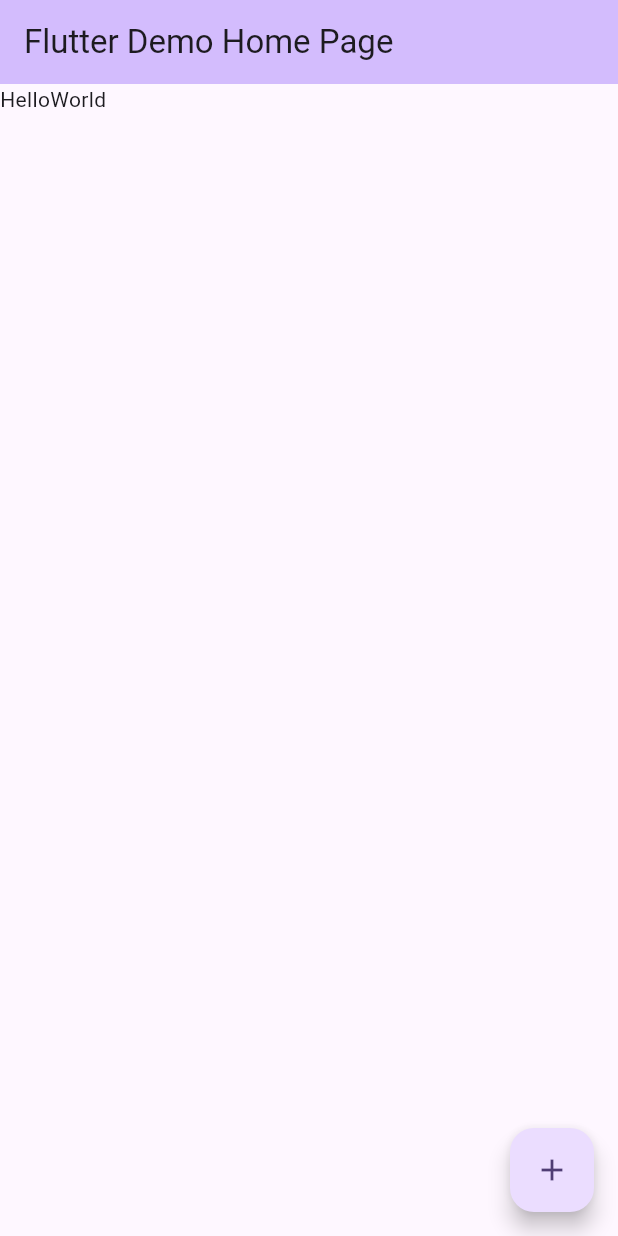
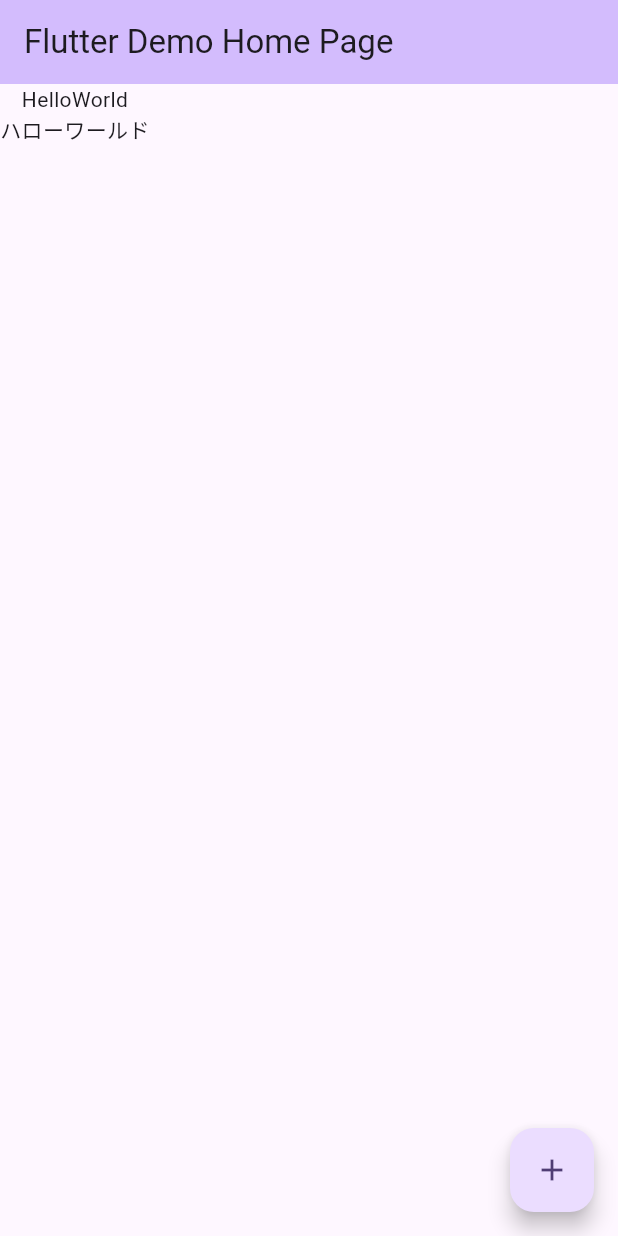
Before and after one commit to koyasaeki/hello_flutter, a Flutter app: the screen it shows after launch, on a phone screen of 412 x 824 dp. Run offline on Flutter 3.47's test engine with Material 3 defaults, Android fonts, the phone set to English and light mode, and no system bars.

Commit message:
update: 日本語のハローワールドも追加する

```diff
--- a/lib/main.dart
+++ b/lib/main.dart
@@ -47,7 +47,12 @@ class _MyHomePageState extends State<MyHomePage> {
         backgroundColor: Theme.of(context).colorScheme.inversePrimary,
         title: Text(widget.title),
       ),
-      body: const Text("HelloWorld"),
+      body: const Column(
+        children: [
+          Text("HelloWorld"),
+          Text("ハローワールド"),
+        ],
+      ),
       floatingActionButton: FloatingActionButton(
         onPressed: _incrementCounter,
         tooltip: 'Increment',
```
